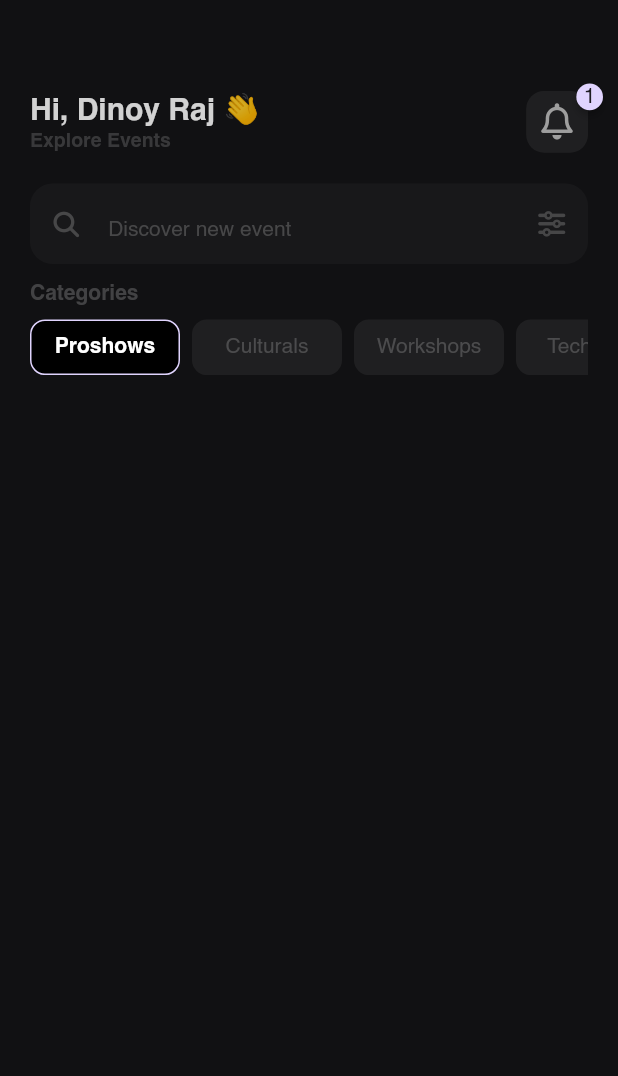
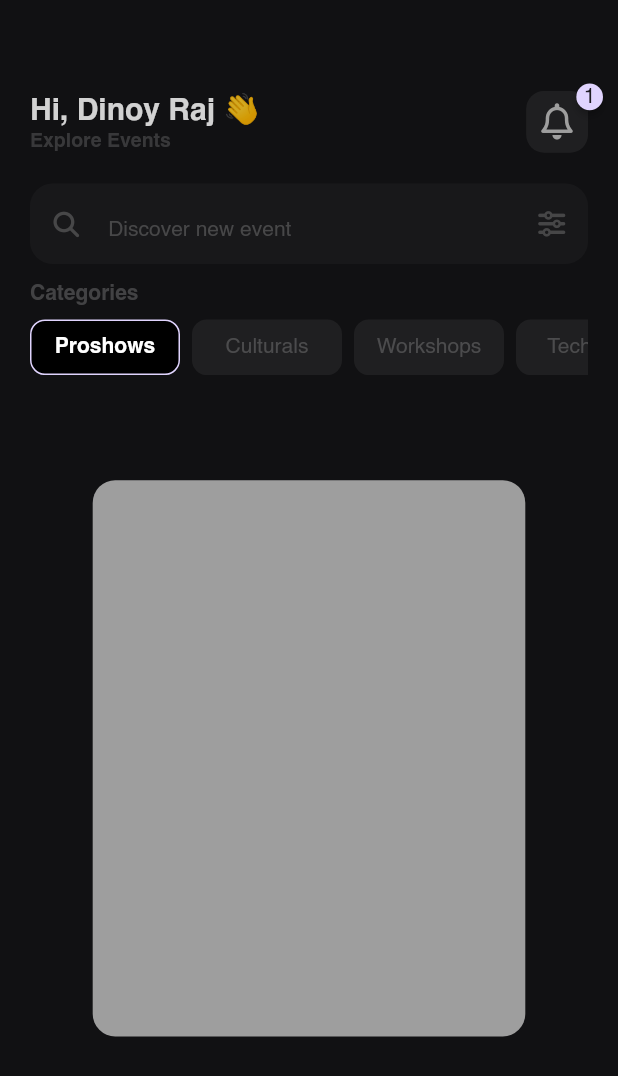
Before and after one commit to dinoy-raj/Hestia-22, a Flutter app: the Home screen opened directly, on a phone screen of 412 x 824 dp. Shown: the top 1076 px of the screen. Run offline on Flutter 3.47's test engine with Material 2 defaults, Android fonts, the phone set to English and light mode, and no system bars; drawn by our look-alikes of badges; our stand-ins replace animated_text_kit, flutter_typeahead, font_awesome_flutter; missing offline and left inert: map_launcher; statements that could not run were skipped.

Commit message:
proshow list

```diff
--- a/lib/screens/home/home.dart
+++ b/lib/screens/home/home.dart
@@ -35,10 +35,39 @@ class _HomeState extends State<Home> {
 
   List<Map> show = [
     {
-      'name': '',
-      'date': '',
-      'remain': '',
-      'price': '',
+      'name': 'Diego miranda',
+      'date': '26',
+      'remain': '120',
+      'price': '1500',
+      'image': '',
+    },
+    {
+      'name': 'Club banditz',
+      'date': '27',
+      'remain': '10',
+      'price': '700',
+      'image': '',
+    },
+    {
+      'name': 'pineapple express',
+      'date': '28',
+      'remain': '67',
+      'price': '1000',
+      'image': '',
+    },
+    {
+      'name': 'aron chupa',
+      'date': '28',
+      'remain': '20',
+      'price': '2000',
+      'image': '',
+    },
+    {
+      'name': 'dino',
+      'date': '29',
+      'remain': '100',
+      'price': '900',
+      'image': '',
     }
   ];
 
@@ -69,6 +98,8 @@ class _HomeState extends State<Home> {
     }
   ];
   List Sort3 = [];
+
+  PageController pageControl = new PageController();
 
   @override
   void initState() {
@@ -401,11 +432,39 @@ class _HomeState extends State<Home> {
                         ),
                       ),
 
-                      Container(
+                      SizedBox(
                         height: screenHeight * .6,
                         width: screenWidth,
-                        decoration: BoxDecoration(),
-                        // child: ListView.builder(itemBuilder: itemBuilder),
+                        // decoration: BoxDecoration(),
+                        child: PageView.builder(
+                            controller: pageControl,
+                            scrollDirection: Axis.horizontal,
+                            physics: const BouncingScrollPhysics(),
+                            itemCount: show.length,
+                            itemBuilder: (BuildContext context, index) {
+                              return Column(
+                                mainAxisAlignment: MainAxisAlignment.center,
+                                children: [
+                                  AnimatedPadding(
+                                    duration: const Duration(seconds: 1),
+                                    padding: start
+                                        ? EdgeInsets.only(
+                                            left: 0,
+                                          )
+                                        : EdgeInsets.only(left: 0),
+                                    child: AnimatedContainer(
+                                      duration: const Duration(seconds: 1),
+                                      height: screenHeight * .45,
+                                      width: screenWidth * .7,
+                                      decoration: BoxDecoration(
+                                          borderRadius:
+                                              BorderRadius.circular(15),
+                                          color: Colors.grey),
+                                    ),
+                                  ),
+                                ],
+                              );
+                            }),
                       ),
                     ],
                   ),
```
